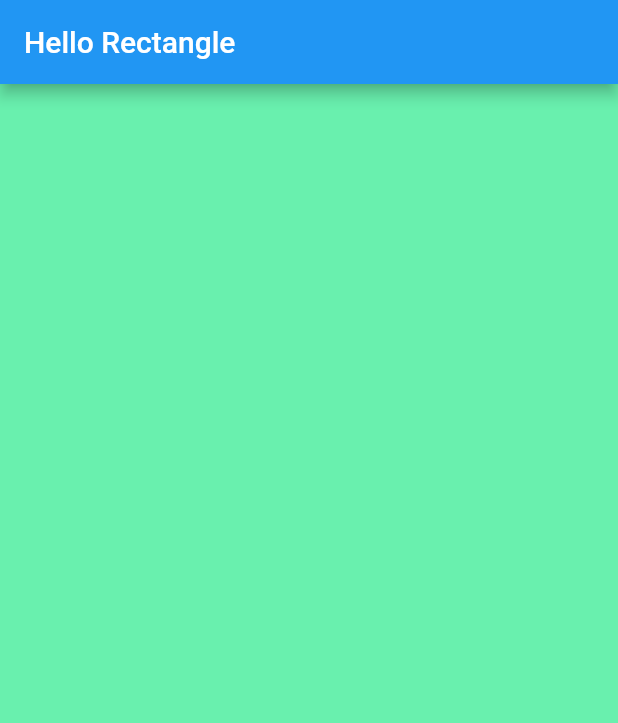
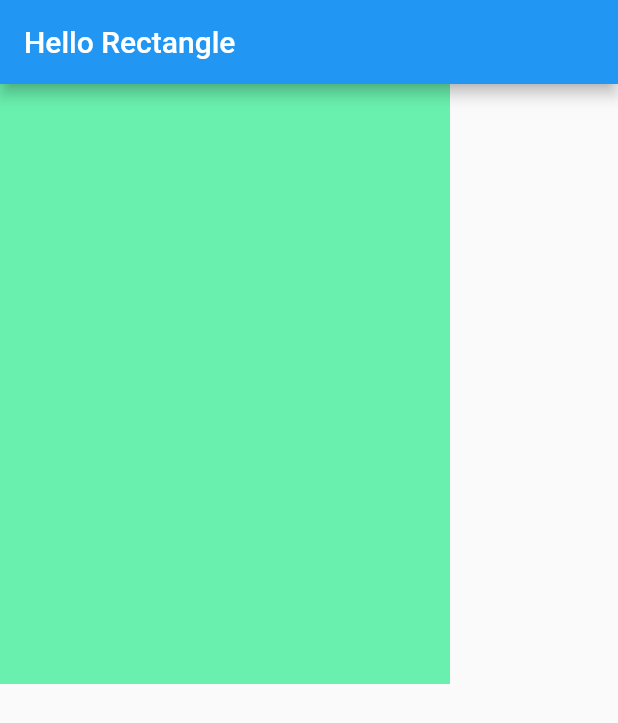
Before and after one commit to jayp33/hello_rectangle, a Flutter app: the screen it shows after launch, on a phone screen of 412 x 824 dp. Shown: the top 723 px of the screen. Run offline on Flutter 3.47's test engine with Material 2 defaults, Android fonts, the phone set to English and light mode, and no system bars.

Commit message:
Add dimensions

```diff
--- a/lib/main.dart
+++ b/lib/main.dart
@@ -9,6 +9,8 @@ class HelloRectangle extends StatelessWidget {
   Widget build(BuildContext context) {
     return Container(
       color: Colors.greenAccent,
+      height: 400.0,
+      width: 300.0,
     );
   }
 }
```
